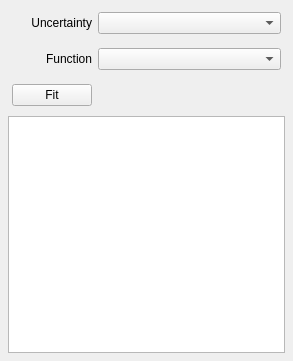
Above: glue/qt/ui/spectrum_fit_panel.ui from glue-viz/glue before the change. Below: the same form after it.
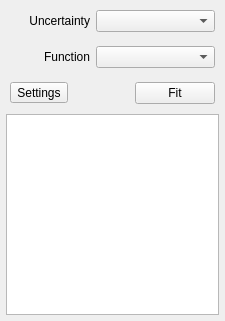
That is the form after the change.

The edit to the form file:
```diff
--- a/glue/qt/ui/spectrum_fit_panel.ui
+++ b/glue/qt/ui/spectrum_fit_panel.ui
@@ -6,8 +6,8 @@
    <rect>
     <x>0</x>
     <y>0</y>
-    <width>293</width>
-    <height>361</height>
+    <width>225</width>
+    <height>321</height>
    </rect>
   </property>
   <property name="sizePolicy">
@@ -21,7 +21,7 @@
   </property>
   <layout class="QHBoxLayout" name="horizontalLayout_5">
    <property name="margin">
-    <number>4</number>
+    <number>2</number>
    </property>
    <item>
     <layout class="QVBoxLayout" name="verticalLayout">
@@ -106,9 +106,9 @@
         <number>4</number>
        </property>
        <item>
-        <widget class="QPushButton" name="fit_button">
+        <widget class="QToolButton" name="settings_button">
          <property name="text">
-          <string>Fit</string>
+          <string>Settings</string>
          </property>
         </widget>
        </item>
@@ -125,6 +125,13 @@
          </property>
         </spacer>
        </item>
+       <item>
+        <widget class="QPushButton" name="fit_button">
+         <property name="text">
+          <string>Fit</string>
+         </property>
+        </widget>
+       </item>
       </layout>
      </item>
      <item>
```
